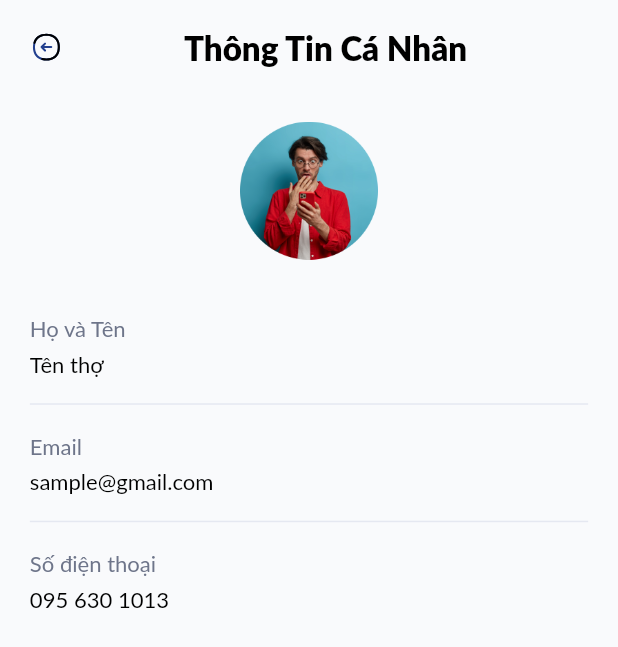
After one commit to COCONUC/FMS_Employee, a Flutter app: the TabProfile screen opened by its route, after a tap on "Thông tin cá nhân", on a phone screen of 412 x 824 dp. The commit adds this screen. Shown: the top 647 px of the screen. Run offline on Flutter 3.47's test engine with Material 2 defaults, Android fonts, the phone set to English and light mode, and no system bars; our stand-ins replace awesome_dialog, dio, flutter_svg, image_picker, loading_overlay, shared_preferences; accounts and stored records are empty; network calls fail; Roboto replaces fonts that are missing (Lato); project files that could hold a hidden picture were left out.

Commit message:
Add profile screen and fixing data

```diff
--- a/fms_employee/lib/data/data_file.dart
+++ b/fms_employee/lib/data/data_file.dart
@@ -4,14 +4,14 @@ import 'package:fms_employee/models/model_booking.dart';
 class DataFile {
 
   static List<ModelBooking> bookingList = [
-    ModelBooking("Cleaning", "Today, 11:00 am", "booking_owner.png",
-        "Mendy Wilson", "Approved", "Today"),
-    ModelBooking("Cleaning", "Today, 08:00 am", "booking_owner1.png",
-        "Jenny Winget", "Approved", "Today"),
-    ModelBooking("Cleaning", "Today, 07:00 am", "booking_owner2.png",
-        "Jacob Jones", "Approved", "Today"),
-    ModelBooking("Cleaning", "Yesterday, 06:00 am", "booking_owner3.png",
-        "Ronald Richards", "Approved", "Yesterday")
+    ModelBooking("Vệ sinh sopha", "Hôm nay, 11:00 am", "booking_owner.png",
+        "Tên khách hàng", "Approved", "Hôm Nay"),
+    ModelBooking("Vệ sinh sopha", "Hôm nay, 08:00 am", "booking_owner1.png",
+        "Tên khách hàng", "Approved", "Hôm Nay"),
+    ModelBooking("Vệ sinh sopha", "Hôm nay, 07:00 am", "booking_owner2.png",
+        "Tên khách hàng", "Approved", "Hôm Nay"),
+    ModelBooking("Vệ sinh sopha", "ngày/tháng/năm, 06:00 am", "booking_owner3.png",
+        "Tên khách hàng", "Approved", "1 Ngày Trước")
   ];
 
 }
--- a/fms_employee/lib/router.dart
+++ b/fms_employee/lib/router.dart
@@ -1,7 +1,9 @@
 import 'package:flutter/material.dart';
 import 'package:fms_employee/screens/new_login_screen.dart';
 import 'package:fms_employee/screens/login_screen.dart';
+import 'package:fms_employee/screens/profile/my_profile_screen.dart';
 import 'package:fms_employee/screens/staff_home_page.dart';
+import 'package:fms_employee/screens/tab_profile.dart';
 import 'package:fms_employee/widgets/bottom_bar.dart';
 import 'package:fms_employee/screens/tab_booking.dart';
 
@@ -21,6 +23,16 @@ Route<dynamic> generateRoute(RouteSettings routeSettings) {
       return MaterialPageRoute(
         settings: routeSettings,
         builder: (_) => const TabBooking(),
+      );
+    case TabProfile.routeName:
+      return MaterialPageRoute(
+        settings: routeSettings,
+        builder: (_) => const TabProfile(),
+      );
+    case MyProfileScreen.routeName:
+      return MaterialPageRoute(
+        settings: routeSettings,
+        builder: (_) => const MyProfileScreen(),
       );
     case StaffHomePage.routeName:
       return MaterialPageRoute(
--- /dev/null
+++ b/fms_employee/lib/screens/profile/my_profile_screen.dart
@@ -0,0 +1,138 @@
+import 'package:flutter/material.dart';
+import 'package:fms_employee/constants/color_constant.dart';
+import 'package:fms_employee/constants/constant.dart';
+import 'package:fms_employee/constants/resizer/fetch_pixels.dart';
+import 'package:fms_employee/constants/widget_utils.dart';
+import 'package:fms_employee/screens/tab_profile.dart';
+
+class MyProfileScreen extends StatefulWidget {
+  static const String routeName = '/my-profile_screen';
+  const MyProfileScreen({Key? key}) : super(key: key);
+
+  @override
+  State<MyProfileScreen> createState() => _MyProfileScreenState();
+}
+
+class _MyProfileScreenState extends State<MyProfileScreen> {
+  @override
+  Widget build(BuildContext context) {
+    FetchPixels(context);
+    Widget defVerSpaceSet = getVerSpace(FetchPixels.getPixelHeight(20));
+    Widget defDividerSet = getDivider(dividerColor, 0, 1);
+    return WillPopScope(
+        child: Scaffold(
+          resizeToAvoidBottomInset: false,
+          backgroundColor: backGroundColor,
+          /*bottomNavigationBar: editProfileButton(context),*/
+          body: SafeArea(
+            child: Container(
+              padding: EdgeInsets.symmetric(
+                  horizontal: FetchPixels.getDefaultHorSpace(context)),
+              child: Column(
+                crossAxisAlignment: CrossAxisAlignment.start,
+                children: [
+                  getVerSpace(FetchPixels.getPixelHeight(20)),
+                  buildHeader(context),
+                  buildExpandList(context, defVerSpaceSet, defDividerSet)
+                ],
+              ),
+            ),
+          ),
+        ),
+        onWillPop: () async {
+          Constant.backToPrev(context);
+          return false;
+        });
+  }
+
+  Widget buildHeader(BuildContext context) {
+    return gettoolbarMenu(context, "back.svg", () {
+      Constant.backToPrev(context);
+    },
+        istext: true,
+        title: "Thông Tin Cá Nhân",
+        weight: FontWeight.w900,
+        fontsize: 24,
+        textColor: Colors.black);
+  }
+
+  Expanded buildExpandList(
+      BuildContext context, Widget defVerSpaceSet, Widget defDividerSet) {
+    return Expanded(
+      flex: 1,
+      child: ListView(
+        shrinkWrap: true,
+        primary: true,
+        children: [
+          getVerSpace(FetchPixels.getPixelHeight(40)),
+          profilePicture(context),
+          getVerSpace(FetchPixels.getPixelHeight(40)),
+          getCustomFont("Họ và Tên", 16, textColor, 1,
+              fontWeight: FontWeight.w400),
+          getVerSpace(FetchPixels.getPixelHeight(6)),
+          getCustomFont(
+            "Tên thợ",
+            16,
+            Colors.black,
+            1,
+            fontWeight: FontWeight.w400,
+          ),
+          defVerSpaceSet,
+          defDividerSet,
+          defVerSpaceSet,
+          getCustomFont("Email", 16, textColor, 1, fontWeight: FontWeight.w400),
+          getVerSpace(FetchPixels.getPixelHeight(6)),
+          getCustomFont(
+            "sample@gmail.com",
+            16,
+            Colors.black,
+            1,
+            fontWeight: FontWeight.w400,
+          ),
+          defVerSpaceSet,
+          defDividerSet,
+          defVerSpaceSet,
+          getCustomFont("Số điện thoại", 16, textColor, 1,
+              fontWeight: FontWeight.w400),
+          getVerSpace(FetchPixels.getPixelHeight(6)),
+          getCustomFont(
+            "095 630 1013",
+            16,
+            Colors.black,
+            1,
+            fontWeight: FontWeight.w400,
+          ),
+        ],
+      ),
+    );
+  }
+
+  Align profilePicture(BuildContext context) {
+    return Align(
+      alignment: Alignment.topCenter,
+      child: Container(
+        height: FetchPixels.getPixelHeight(100),
+        width: FetchPixels.getPixelHeight(100),
+        decoration: BoxDecoration(
+          image: getDecorationAssetImage(context, "profile.png"),
+        ),
+      ),
+    );
+  }
+
+ /* Container editProfileButton(BuildContext context) {
+    return Container(
+      color: backGroundColor,
+      padding: EdgeInsets.only(
+          left: FetchPixels.getPixelWidth(20),
+          right: FetchPixels.getPixelWidth(20),
+          bottom: FetchPixels.getPixelHeight(30)),
+      child: getButton(context, blueColor, "Edit Profile", Colors.white, () {
+        Constant.sendToNext(context, Routes.editProfileScreenRoute);
+      }, 18,
+          weight: FontWeight.w600,
+          buttonHeight: FetchPixels.getPixelHeight(60),
+          borderRadius: BorderRadius.circular(FetchPixels.getPixelHeight(14))),
+    );
+  }*/
+}
--- /dev/null
+++ b/fms_employee/lib/screens/tab_profile.dart
@@ -0,0 +1,168 @@
+import 'package:flutter/material.dart';
+import 'package:fms_employee/constants/color_constant.dart';
+import 'package:fms_employee/constants/constant.dart';
+import 'package:fms_employee/constants/pref_data.dart';
+import 'package:fms_employee/constants/resizer/fetch_pixels.dart';
+import 'package:fms_employee/constants/widget_utils.dart';
+import 'package:fms_employee/screens/login_screen.dart';
+import 'package:fms_employee/screens/profile/my_profile_screen.dart';
+
+
+class TabProfile extends StatefulWidget {
+  static const String routeName = '/tab_profile';
+  const TabProfile({Key? key}) : super(key: key);
+
+  @override
+  State<TabProfile> createState() => _TabProfileState();
+}
+
+class _TabProfileState extends State<TabProfile> {
+  @override
+  Widget build(BuildContext context) {
+    FetchPixels(context);
+    return SafeArea(
+      child: Container(
+        padding: EdgeInsets.symmetric(
+            horizontal: FetchPixels.getDefaultHorSpace(context)),
+        child: Column(
+          children: [
+            getVerSpace(FetchPixels.getPixelHeight(20)),
+            buildHeader(),
+            getVerSpace(FetchPixels.getPixelHeight(40)),
+            buildExpand(context),
+            buildButtonLogout(context),
+          ],
+        ),
+      ),
+    );
+  }
+
+  Widget buildButtonLogout(BuildContext context) {
+    return getButton(context, blueColor, "Đăng xuất", Colors.white, () {
+      PrefData.setLogIn(false);
+      /*Constant.sendToNext(context, Routes.homeRoute);*/
+      Navigator.of(context).pushReplacementNamed(LoginScreen.routeName);
+    }, 18,
+        weight: FontWeight.w600,
+        buttonHeight: FetchPixels.getPixelHeight(60),
+        borderRadius: BorderRadius.circular(FetchPixels.getPixelHeight(14)));
+  }
+
+  Expanded buildExpand(BuildContext context) {
+    return Expanded(
+      flex: 1,
+      child: ListView(
+        children: [
+          Container(
+            height: FetchPixels.getPixelHeight(100),
+            width: FetchPixels.getPixelHeight(100),
+            decoration: BoxDecoration(
+                image: getDecorationAssetImage(context, "profile.png")),
+          ),
+          getVerSpace(FetchPixels.getPixelHeight(44)),
+          getButtonWithIcon(context, Colors.white, "Thông tin cá nhân", Colors.black,
+              () {
+            /*Constant.sendToNext(context, Routes.myProfileScreenRoute);*/
+            Navigator.of(context).pushReplacementNamed(MyProfileScreen.routeName);
+          }, 16,
+              weight: FontWeight.w400,
+              buttonHeight: FetchPixels.getPixelHeight(60),
+              borderRadius:
+                  BorderRadius.circular(FetchPixels.getPixelHeight(12)),
+              boxShadow: [
+                const BoxShadow(
+                    color: Colors.black12,
+                    blurRadius: 10,
+                    offset: Offset(0.0, 4.0)),
+              ],
+              prefixIcon: true,
+              prefixImage: "user.svg",
+              sufixIcon: true,
+              suffixImage: "arrow_right.svg"),
+          getVerSpace(FetchPixels.getPixelHeight(20)),
+          /*getButtonWithIcon(
+              context, Colors.white, "Privacy Policy", Colors.black, () {
+            Constant.sendToNext(context, Routes.privacyRoute);
+          }, 16,
+              weight: FontWeight.w400,
+              buttonHeight: FetchPixels.getPixelHeight(60),
+              borderRadius:
+                  BorderRadius.circular(FetchPixels.getPixelHeight(12)),
+              boxShadow: [
+                const BoxShadow(
+                    color: Colors.black12,
+                    blurRadius: 10,
+                    offset: Offset(0.0, 4.0)),
+              ],
+              prefixIcon: true,
+              prefixImage: "privacy.svg",
+              sufixIcon: true,
+              suffixImage: "arrow_right.svg"),*/
+          getVerSpace(FetchPixels.getPixelHeight(20)),
+          /*getButtonWithIcon(context, Colors.white, "Terms of Use", Colors.black,
+              () {
+            Constant.sendToNext(context, Routes.termOfUseRoute);
+          }, 16,
+              weight: FontWeight.w400,
+              buttonHeight: FetchPixels.getPixelHeight(60),
+              borderRadius:
+                  BorderRadius.circular(FetchPixels.getPixelHeight(12)),
+              boxShadow: [
+                const BoxShadow(
+                    color: Colors.black12,
+                    blurRadius: 10,
+                    offset: Offset(0.0, 4.0)),
+              ],
+              prefixIcon: true,
+              prefixImage: "termuse.svg",
+              sufixIcon: true,
+              suffixImage: "arrow_right.svg"),*/
+          getVerSpace(FetchPixels.getPixelHeight(20)),
+          /*getButtonWithIcon(context, Colors.white, "Support", Colors.black, () {
+            Constant.sendToNext(context, Routes.supportRoute);
+          }, 16,
+              weight: FontWeight.w400,
+              buttonHeight: FetchPixels.getPixelHeight(60),
+              borderRadius:
+                  BorderRadius.circular(FetchPixels.getPixelHeight(12)),
+              boxShadow: [
+                const BoxShadow(
+                    color: Colors.black12,
+                    blurRadius: 10,
+                    offset: Offset(0.0, 4.0)),
+              ],
+              prefixIcon: true,
+              prefixImage: "headphone.svg",
+              sufixIcon: true,
+              suffixImage: "arrow_right.svg"),*/
+          getVerSpace(FetchPixels.getPixelHeight(20)),
+          getButtonWithIcon(context, Colors.white, "Báo cáo sự cố", Colors.black, () {
+            /*Constant.sendToNext(context, Routes.reportRoute);*/
+          }, 16,
+              weight: FontWeight.w400,
+              buttonHeight: FetchPixels.getPixelHeight(60),
+              borderRadius:
+                  BorderRadius.circular(FetchPixels.getPixelHeight(12)),
+              boxShadow: [
+                const BoxShadow(
+                    color: Colors.black12,
+                    blurRadius: 10,
+                    offset: Offset(0.0, 4.0)),
+              ],
+              prefixIcon: true,
+              prefixImage: "documnet.svg",
+              sufixIcon: true,
+              suffixImage: "arrow_right.svg"),
+          getVerSpace(FetchPixels.getPixelHeight(40)),
+        ],
+      ),
+    );
+  }
+
+  Align buildHeader() {
+    return Align(
+        alignment: Alignment.topCenter,
+        child: getCustomFont("Tài khoản", 24, Colors.black, 1,
+            fontWeight: FontWeight.w900));
+  }
+}
--- a/fms_employee/lib/widgets/bottom_bar.dart
+++ b/fms_employee/lib/widgets/bottom_bar.dart
@@ -3,6 +3,8 @@ import 'package:flutter/material.dart';
 import 'package:fms_employee/constants/color_constant.dart';
 import 'package:fms_employee/screens/staff_home_page.dart';
 import 'package:fms_employee/screens/tab_booking.dart';
+import 'package:fms_employee/screens/profile/my_profile_screen.dart';
+import 'package:fms_employee/screens/tab_profile.dart';
 
 class NavScreen extends StatefulWidget {
   static const String routeName = '/actual-home';
@@ -17,7 +19,7 @@ class _NavScreenState extends State<NavScreen> {
   List<Widget> tabPages = [
     const TabBooking(),
     const Center(),
-    const Center(),
+    const TabProfile(),
   ];
 
   void updatePage(int page) {
```
